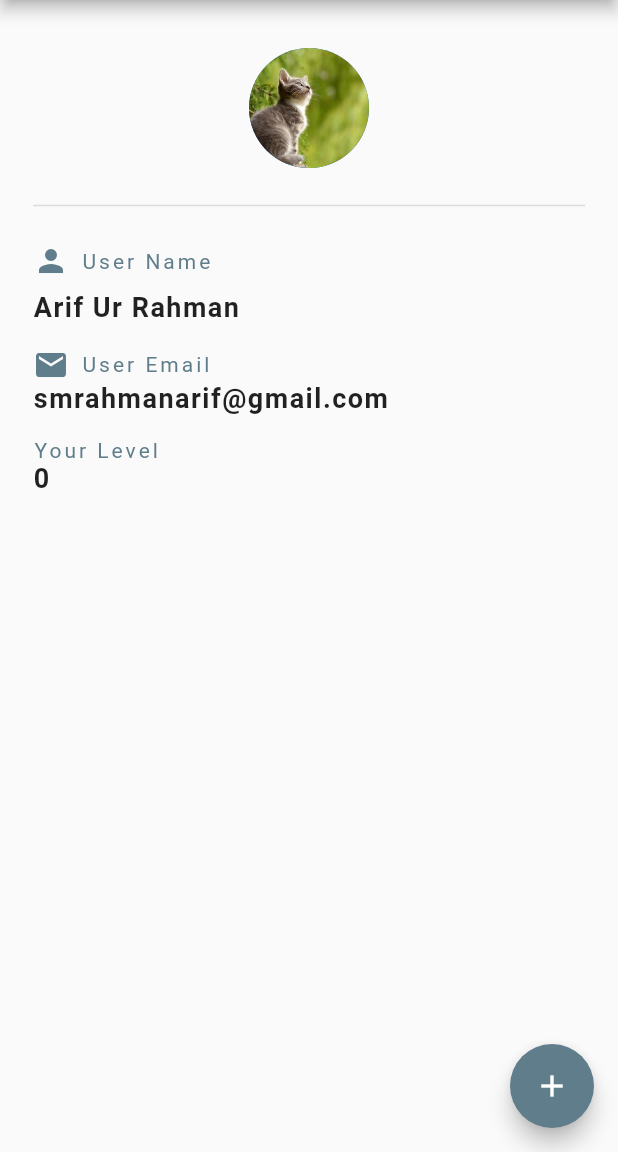
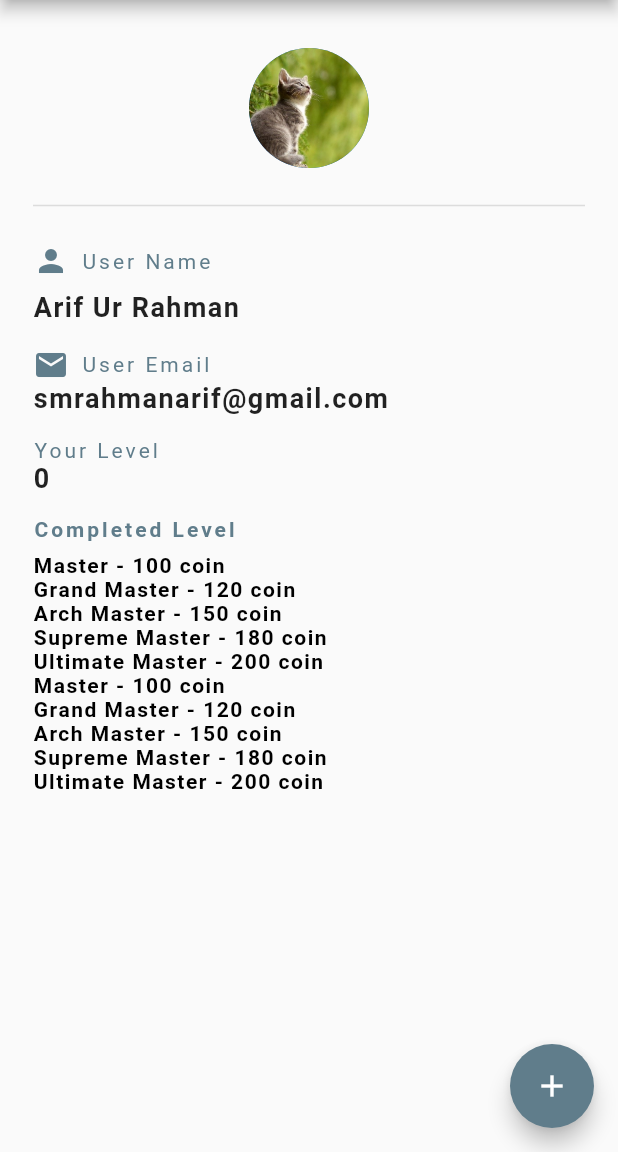
Before and after one commit to arif-rahman-cse/flutter_user_profile_ui, a Flutter app: the screen it shows after launch, on a phone screen of 412 x 824 dp, the part 84-1236 px from its top. Run offline on Flutter 3.47's test engine with Material 2 defaults, Android fonts, the phone set to English and light mode, and no system bars.

Commit message:
show list of data and level model class added

```diff
--- /dev/null
+++ b/lib/game_level.dart
@@ -0,0 +1,8 @@
+class GameLevel{
+  String levelName;
+  String achievement;
+
+  GameLevel({this.levelName, this.achievement});
+
+
+}
--- a/lib/main.dart
+++ b/lib/main.dart
@@ -1,5 +1,6 @@
 import 'package:flutter/cupertino.dart';
 import 'package:flutter/material.dart';
+import 'game_level.dart';
 
 void main() => runApp(MaterialApp(
       home: UserProfile(),
@@ -12,6 +13,18 @@ class UserProfile extends StatefulWidget {
 
 class _UserProfileState extends State<UserProfile> {
   int gameLevel = 0;
+  List<GameLevel> levelName = [
+    GameLevel(levelName:'Master', achievement:'100 coin'),
+    GameLevel(levelName:'Grand Master', achievement:'120 coin'),
+    GameLevel(levelName:'Arch Master', achievement:'150 coin'),
+    GameLevel(levelName:'Supreme Master', achievement:'180 coin'),
+    GameLevel(levelName:'Ultimate Master', achievement:'200 coin'),
+    GameLevel(levelName:'Master', achievement:'100 coin'),
+    GameLevel(levelName:'Grand Master', achievement:'120 coin'),
+    GameLevel(levelName:'Arch Master', achievement:'150 coin'),
+    GameLevel(levelName:'Supreme Master', achievement:'180 coin'),
+    GameLevel(levelName:'Ultimate Master', achievement:'200 coin'),
+  ];
 
   @override
   Widget build(BuildContext context) {
@@ -119,6 +132,34 @@ class _UserProfileState extends State<UserProfile> {
                   fontWeight: FontWeight.bold,
                   letterSpacing: 1.0),
             ),
+            SizedBox(
+              height: 16.0,
+            ),
+            Text(
+              'Completed Level',
+              style: TextStyle(
+                color: Colors.blueGrey,
+                letterSpacing: 2.0,
+                fontWeight: FontWeight.bold,
+              ),
+            ),
+            SizedBox(
+              height: 8.0,
+            ),
+            Column(
+              crossAxisAlignment: CrossAxisAlignment.start,
+              children: levelName
+                  .map(
+                    (level) => Text('${level.levelName} - ${level.achievement}',
+                      style: TextStyle(
+                          color: Colors.black,
+                          fontSize: 14.0,
+                          fontWeight: FontWeight.bold,
+                          letterSpacing: 1.0),
+                    ),
+                  )
+                  .toList(),
+            ),
           ],
         ),
       ),
```
